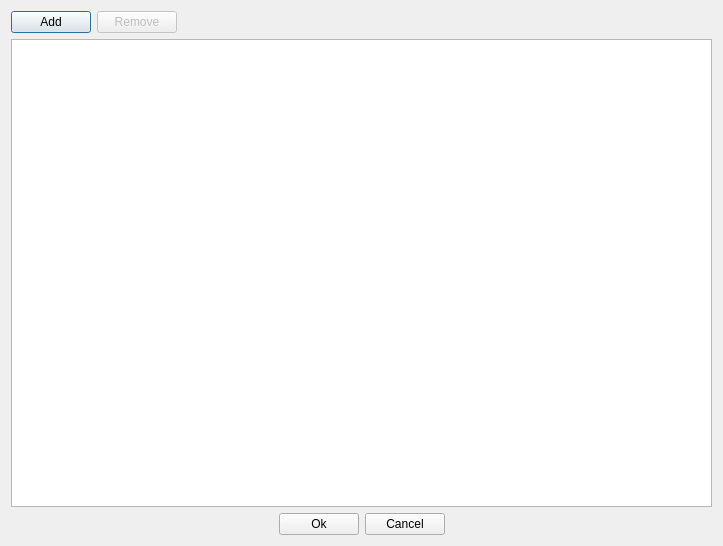
The window that ImportDialog.ui (vishalkumar2222/MRIAnalyzer) describes before a commit, drawn with Qt 5.
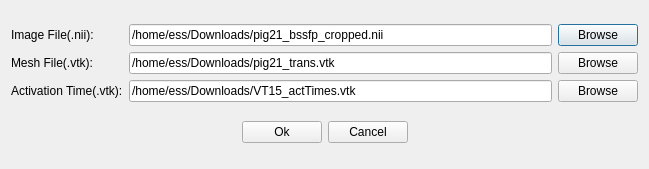
The same window after the commit.

```diff
--- a/ImportDialog.ui
+++ b/ImportDialog.ui
@@ -6,8 +6,8 @@
    <rect>
     <x>0</x>
     <y>0</y>
-    <width>723</width>
-    <height>546</height>
+    <width>649</width>
+    <height>169</height>
    </rect>
   </property>
   <property name="windowTitle">
@@ -15,46 +15,72 @@
   </property>
   <layout class="QVBoxLayout" name="verticalLayout">
    <item>
-    <layout class="QHBoxLayout" name="horizontalLayout">
-     <item>
-      <widget class="QPushButton" name="pushButton_add">
+    <layout class="QGridLayout" name="gridLayout">
+     <item row="0" column="0">
+      <widget class="QLabel" name="label">
        <property name="text">
-        <string>Add</string>
+        <string>Image File(.nii):</string>
        </property>
       </widget>
      </item>
-     <item>
-      <widget class="QPushButton" name="pushButton_remove">
-       <property name="enabled">
-        <bool>false</bool>
+     <item row="0" column="1">
+      <widget class="QLineEdit" name="lineEdit_image">
+       <property name="text">
+        <string>/home/ess/Downloads/pig21_bssfp_cropped.nii</string>
        </property>
+      </widget>
+     </item>
+     <item row="0" column="2">
+      <widget class="QPushButton" name="pushButton_browse_image">
        <property name="text">
-        <string>Remove</string>
+        <string>Browse</string>
        </property>
       </widget>
      </item>
-     <item>
-      <spacer name="horizontalSpacer">
-       <property name="orientation">
-        <enum>Qt::Horizontal</enum>
+     <item row="1" column="0">
+      <widget class="QLabel" name="label_2">
+       <property name="text">
+        <string>Mesh File(.vtk):</string>
        </property>
-       <property name="sizeHint" stdset="0">
-        <size>
-         <width>40</width>
-         <height>20</height>
-        </size>
+      </widget>
+     </item>
+     <item row="1" column="1">
+      <widget class="QLineEdit" name="lineEdit_mesh">
+       <property name="text">
+        <string>/home/ess/Downloads/pig21_trans.vtk</string>
        </property>
-      </spacer>
+      </widget>
+     </item>
+     <item row="1" column="2">
+      <widget class="QPushButton" name="pushButton_browse_mesh">
+       <property name="text">
+        <string>Browse</string>
+       </property>
+      </widget>
+     </item>
+     <item row="2" column="0">
+      <widget class="QLabel" name="label_3">
+       <property name="text">
+        <string>Activation Time(.vtk):</string>
+       </property>
+      </widget>
+     </item>
+     <item row="2" column="1">
+      <widget class="QLineEdit" name="lineEdit_active">
+       <property name="text">
+        <string>/home/ess/Downloads/VT15_actTimes.vtk</string>
+       </property>
+      </widget>
+     </item>
+     <item row="2" column="2">
+      <widget class="QPushButton" name="pushButton_browse_active">
+       <property name="text">
+        <string>Browse</string>
+       </property>
+      </widget>
      </item>
     </layout>
    </item>
-   <item>
-    <widget class="QListView" name="listView_files">
-     <property name="editTriggers">
-      <set>QAbstractItemView::NoEditTriggers</set>
-     </property>
-    </widget>
-   </item>
    <item>
     <layout class="QHBoxLayout" name="horizontalLayout_2">
      <item>
```
Left out of the diff: 32 changed lines with no effect on the pictures.
